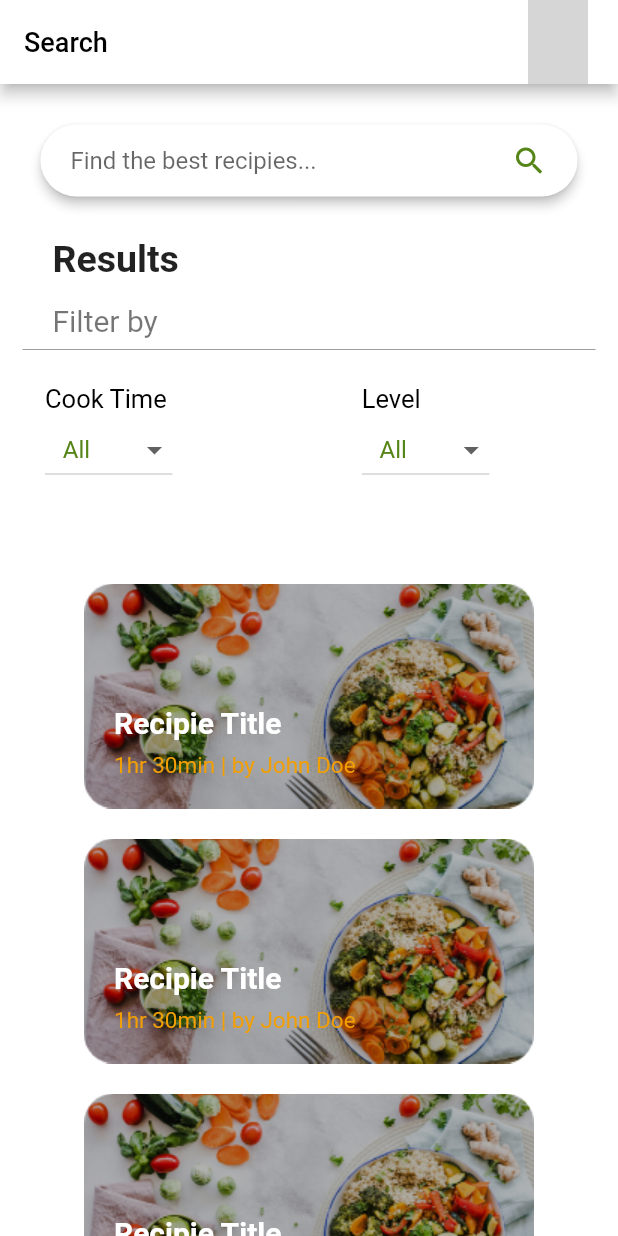
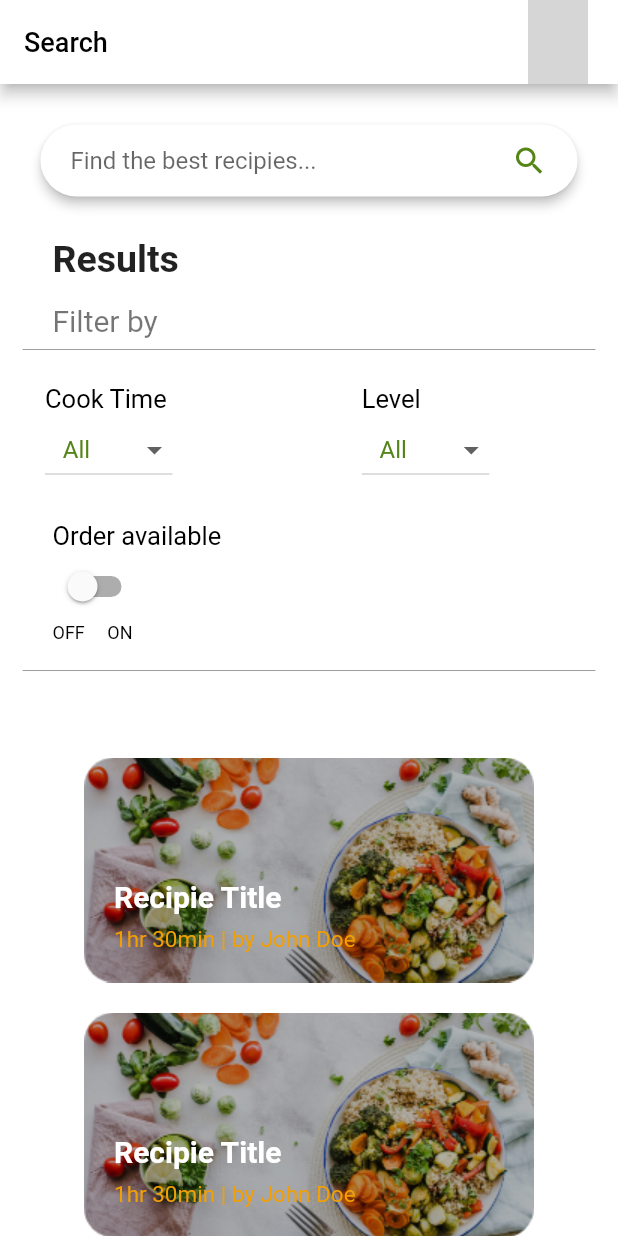
Before and after one commit to shahrukhktk/Recipe-Flutter-App-UI, a Flutter app: the screen it shows after launch, on a phone screen of 412 x 824 dp. Run offline on Flutter 3.47's test engine with Material 2 defaults, Android fonts, the phone set to English and light mode, and no system bars; our stand-ins replace image_picker; network calls fail; grey boxes are pictures that could not be loaded.

Commit message:
INIT COMMIT 1. Auth Main Screen Done 2. Login Page Done 3. Signup option page done 4. Sign up with email page done 5. Upload image page done 6. Home Page done 7. Search Page done

```diff
--- a/lib/MainScreens/SearchPage.dart
+++ b/lib/MainScreens/SearchPage.dart
@@ -10,6 +10,9 @@ class SearchPage extends StatefulWidget {
 }
 
 class _SearchPageScreenState extends State<SearchPage> {
+
+  bool isSwitched = false;
+
   @override
   Widget build(BuildContext context) {
     return Scaffold(
@@ -107,6 +110,63 @@ class _SearchPageScreenState extends State<SearchPage> {
 
               ],
             ),
+          ),
+
+
+          Padding(
+            padding: const EdgeInsets.only(top: 8.0, left: 20, right: 20, bottom: 10),
+            child: Column(
+              mainAxisAlignment: MainAxisAlignment.start,
+              crossAxisAlignment: CrossAxisAlignment.start,
+              children: [
+                Text(
+                  "Order available",
+                  style: TextStyle(
+                      fontSize: 17.0, fontFamily: 'Roboto', fontWeight: FontWeight.normal, color: Colors.black
+                  ),
+                ),
+
+                Switch(
+                  value: isSwitched,
+                  onChanged: (value){
+                    setState(() {
+                      isSwitched=value;
+                      print(isSwitched);
+                    });
+                  },
+                  activeTrackColor: AppColors.accentcolor,
+                  activeColor: Colors.white,
+                ),
+
+                Row(
+                  mainAxisAlignment: MainAxisAlignment.start,
+                  crossAxisAlignment: CrossAxisAlignment.start,
+                  children: [
+                    Text(
+                      "OFF",
+                      style: TextStyle(
+                          fontSize: 12.0, fontFamily: 'Roboto', fontWeight: FontWeight.normal, color: Colors.black
+                      ),
+                    ),
+
+                    Padding(
+                      padding: const EdgeInsets.only(left: 15.0),
+                      child: Text(
+                        "ON",
+                        style: TextStyle(
+                            fontSize: 12.0, fontFamily: 'Roboto', fontWeight: FontWeight.normal, color: Colors.black
+                        ),
+                      ),
+                    ),
+                  ],
+                )
+
+              ],
+            ),
+          ),
+
+          Divider(
+            color: Colors.black38,
           ),
 
           Padding(
```
